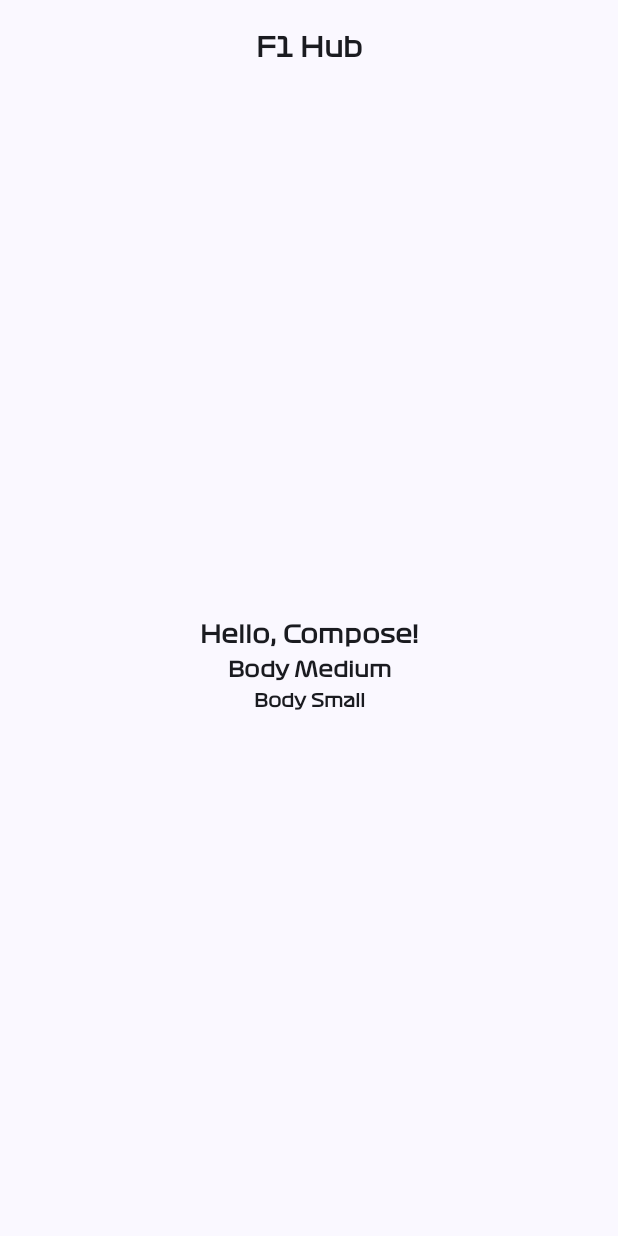
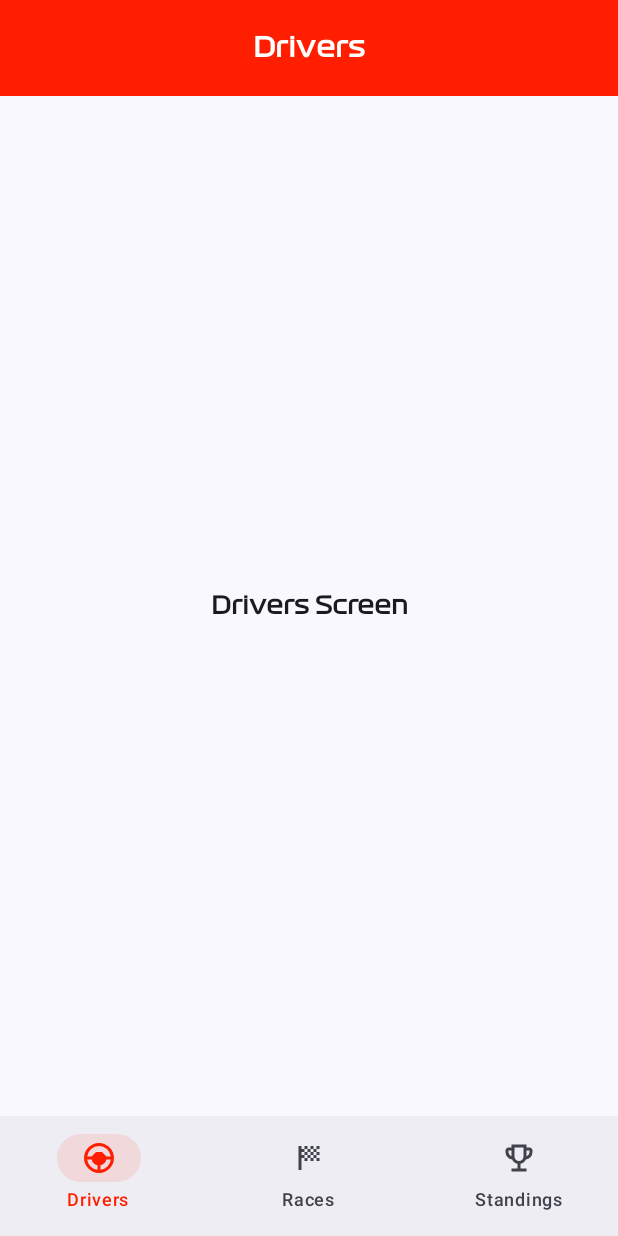
Before and after one commit to marquinhosMorales/f1hub-android, an Android app built with Jetpack Compose: the screen it shows after launch (MainActivity), on a phone screen of 412 x 824 dp. Run offline under Robolectric (Android 15) with nearby library versions, the phone set to English and light mode, and no system bars.

Commit message:
Create NavigationBar

```diff
--- a/app/build.gradle.kts
+++ b/app/build.gradle.kts
@@ -44,6 +44,7 @@ dependencies {
     implementation(libs.androidx.core.ktx)
     implementation(libs.androidx.lifecycle.runtime.ktx)
     implementation(libs.androidx.activity.compose)
+    implementation(libs.androidx.navigation.compose)
     implementation(platform(libs.androidx.compose.bom))
     implementation(libs.androidx.ui)
     implementation(libs.androidx.ui.graphics)
--- /dev/null
+++ b/app/src/main/java/com/marquinhosmorales/f1hub/F1HubApp.kt
@@ -0,0 +1,66 @@
+package com.marquinhosmorales.f1hub
+
+import androidx.compose.foundation.layout.fillMaxSize
+import androidx.compose.foundation.layout.padding
+import androidx.compose.material3.ExperimentalMaterial3Api
+import androidx.compose.material3.Scaffold
+import androidx.compose.runtime.Composable
+import androidx.compose.ui.Modifier
+import androidx.compose.ui.tooling.preview.Preview
+import androidx.navigation.NavHostController
+import androidx.navigation.compose.NavHost
+import androidx.navigation.compose.composable
+import androidx.navigation.compose.rememberNavController
+import com.marquinhosmorales.f1hub.navigation.Screen
+import com.marquinhosmorales.f1hub.ui.components.F1HubBottomNavigation
+import com.marquinhosmorales.f1hub.ui.screens.DriversScreen
+import com.marquinhosmorales.f1hub.ui.screens.RacesScreen
+import com.marquinhosmorales.f1hub.ui.screens.StandingsScreen
+import com.marquinhosmorales.f1hub.ui.theme.F1HubTheme
+
+@OptIn(ExperimentalMaterial3Api::class)
+@Composable
+fun F1HubApp(
+    navController: NavHostController = rememberNavController()
+) {
+    Scaffold(
+        bottomBar = {
+            F1HubBottomNavigation(
+                navController = navController
+            )
+        },
+        modifier = Modifier.fillMaxSize()
+    ) { innerPadding ->
+        NavHost(
+            navController = navController,
+            startDestination = Screen.Drivers.route,
+            modifier = Modifier.padding(innerPadding)
+        ) {
+            composable(Screen.Drivers.route) {
+                DriversScreen()
+            }
+            composable(Screen.Races.route) {
+                RacesScreen()
+            }
+            composable(Screen.Standings.route) {
+                StandingsScreen()
+            }
+        }
+    }
+}
+
+@Preview(showBackground = true)
+@Composable
+fun F1HubPreview() {
+    F1HubTheme {
+        F1HubApp()
+    }
+}
+
+@Preview
+@Composable
+fun F1HubDarkThemePreview() {
+    F1HubTheme(darkTheme = true) {
+        F1HubApp()
+    }
+}
--- a/app/src/main/java/com/marquinhosmorales/f1hub/MainActivity.kt
+++ b/app/src/main/java/com/marquinhosmorales/f1hub/MainActivity.kt
@@ -4,100 +4,17 @@ import android.os.Bundle
 import androidx.activity.ComponentActivity
 import androidx.activity.compose.setContent
 import androidx.activity.enableEdgeToEdge
-import androidx.compose.foundation.layout.Column
-import androidx.compose.foundation.layout.fillMaxSize
-import androidx.compose.foundation.layout.padding
-import androidx.compose.foundation.layout.wrapContentSize
-import androidx.compose.material3.CenterAlignedTopAppBar
-import androidx.compose.material3.ExperimentalMaterial3Api
-import androidx.compose.material3.MaterialTheme
-import androidx.compose.material3.Scaffold
-import androidx.compose.material3.Text
-import androidx.compose.runtime.Composable
-import androidx.compose.ui.Alignment
-import androidx.compose.ui.Modifier
-import androidx.compose.ui.text.style.TextAlign
-import androidx.compose.ui.tooling.preview.Preview
-import androidx.compose.ui.unit.dp
 import com.marquinhosmorales.f1hub.ui.theme.F1HubTheme
+import com.marquinhosmorales.f1hub.ui.theme.accentColor
 
 class MainActivity : ComponentActivity() {
-    @OptIn(ExperimentalMaterial3Api::class)
     override fun onCreate(savedInstanceState: Bundle?) {
         super.onCreate(savedInstanceState)
         enableEdgeToEdge()
         setContent {
-            F1HubTheme {
+            F1HubTheme(statusBarColor = accentColor) {
                 F1HubApp()
             }
         }
     }
 }
-
-@Composable
-fun F1HubApp() {
-    Scaffold(
-        topBar = {
-            F1HubTopBar()
-        },
-        modifier = Modifier.fillMaxSize()
-    ) { innerPadding ->
-        Column(
-            modifier = Modifier
-                .fillMaxSize()
-                .padding(innerPadding)
-                .wrapContentSize(Alignment.Center),
-            horizontalAlignment = Alignment.CenterHorizontally
-        ) {
-            Text(
-                text = "Hello, Compose!",
-                textAlign = TextAlign.Center,
-                style = MaterialTheme.typography.bodyLarge
-            )
-            Text(
-                text = "Body Medium",
-                textAlign = TextAlign.Center,
-                style = MaterialTheme.typography.bodyMedium,
-                modifier = Modifier.padding(top = 8.dp)
-            )
-            Text(
-                text = "Body Small",
-                textAlign = TextAlign.Center,
-                style = MaterialTheme.typography.bodySmall,
-                modifier = Modifier.padding(top = 8.dp)
-            )
-        }
-    }
-}
-
-
-@OptIn(ExperimentalMaterial3Api::class)
-@Composable
-fun F1HubTopBar(modifier: Modifier = Modifier) {
-    CenterAlignedTopAppBar(
-        title = {
-            Text(
-                text = "F1 Hub",
-                textAlign = TextAlign.Center,
-                style = MaterialTheme.typography.titleMedium
-            )
-        },
-        modifier = modifier
-    )
-}
-
-@Preview(showBackground = true)
-@Composable
-fun F1HubPreview() {
-    F1HubTheme {
-        F1HubApp()
-    }
-}
-
-@Preview()
-@Composable
-fun F1hubDarkThemePreview() {
-    F1HubTheme(darkTheme = true) {
-        F1HubApp()
-    }
-}
--- /dev/null
+++ b/app/src/main/java/com/marquinhosmorales/f1hub/navigation/Screen.kt
@@ -0,0 +1,31 @@
+package com.marquinhosmorales.f1hub.navigation
+
+import com.marquinhosmorales.f1hub.R
+
+sealed interface Screen {
+    val route: String
+    val title: String
+    val icon: Int?
+
+    object Drivers : Screen {
+        override val route = "drivers"
+        override val title = "Drivers"
+        override val icon = R.drawable.ic_steering_wheel
+    }
+
+    object Races : Screen {
+        override val route = "races"
+        override val title = "Races"
+        override val icon = R.drawable.ic_race_flag
+    }
+
+    object Standings : Screen {
+        override val route = "standings"
+        override val title = "Standings"
+        override val icon = R.drawable.ic_trophy
+    }
+
+    companion object {
+        val bottomNavScreens = listOf(Drivers, Races, Standings)
+    }
+}
--- /dev/null
+++ b/app/src/main/java/com/marquinhosmorales/f1hub/ui/components/F1HubBottomNavigation.kt
@@ -0,0 +1,89 @@
+package com.marquinhosmorales.f1hub.ui.components
+
+import android.util.Log
+import androidx.compose.material3.Icon
+import androidx.compose.material3.NavigationBar
+import androidx.compose.material3.NavigationBarItem
+import androidx.compose.material3.NavigationBarItemDefaults
+import androidx.compose.material3.Text
+import androidx.compose.runtime.Composable
+import androidx.compose.runtime.getValue
+import androidx.compose.ui.Modifier
+import androidx.compose.ui.res.painterResource
+import androidx.compose.ui.tooling.preview.Preview
+import androidx.navigation.NavHostController
+import androidx.navigation.compose.currentBackStackEntryAsState
+import androidx.navigation.compose.rememberNavController
+import com.marquinhosmorales.f1hub.navigation.Screen
+import com.marquinhosmorales.f1hub.ui.theme.F1HubTheme
+import com.marquinhosmorales.f1hub.ui.theme.accentColor
+
+@Composable
+fun F1HubBottomNavigation(
+    navController: NavHostController,
+    modifier: Modifier = Modifier,
+    currentDestination: String? = null,
+) {
+    val currentRoute by navController.currentBackStackEntryAsState()
+    val currentDestination = currentDestination ?: currentRoute?.destination?.route
+
+    NavigationBar(
+        modifier = modifier
+    ) {
+        Screen.bottomNavScreens.forEach { screen ->
+            NavigationBarItem(
+                icon = {
+                    screen.icon?.let { iconRes ->
+                        Icon(
+                            painter = painterResource(id = iconRes),
+                            contentDescription = screen.title
+                        )
+                    }
+                },
+                label = { Text(screen.title) },
+                selected = currentDestination == screen.route,
+                onClick = {
+                    if (currentDestination != screen.route) {
+                        Log.d("F1HubBottomNavigation", "Navigating to: ${screen.route}")
+                        navController.navigate(screen.route) {
+                            popUpTo(navController.graph.startDestinationId) {
+                                saveState = true
+                            }
+                            launchSingleTop = true
+                            restoreState = true
+                        }
+                    }
+                },
+                colors = NavigationBarItemDefaults.colors(
+                    selectedIconColor = accentColor,
+                    selectedTextColor = accentColor,
+                    indicatorColor = accentColor.copy(alpha = 0.1f)
+                )
+            )
+        }
+    }
+}
+
+@Preview(showBackground = true)
+@Composable
+fun F1HubBottomNavigationPreview() {
+    F1HubTheme {
+        F1HubBottomNavigation(
+            navController = rememberNavController(),
+            modifier = Modifier,
+            currentDestination = Screen.Drivers.route
+        )
+    }
+}
+
+@Preview(showBackground = true)
+@Composable
+fun F1HubBottomNavigationDarkPreview() {
+    F1HubTheme(darkTheme = true) {
+        F1HubBottomNavigation(
+            navController = rememberNavController(),
+            modifier = Modifier,
+            currentDestination = Screen.Drivers.route
+        )
+    }
+}
--- /dev/null
+++ b/app/src/main/java/com/marquinhosmorales/f1hub/ui/components/F1HubTopBar.kt
@@ -0,0 +1,43 @@
+package com.marquinhosmorales.f1hub.ui.components
+
+import androidx.compose.foundation.layout.WindowInsets
+import androidx.compose.material3.CenterAlignedTopAppBar
+import androidx.compose.material3.ExperimentalMaterial3Api
+import androidx.compose.material3.MaterialTheme
+import androidx.compose.material3.Text
+import androidx.compose.material3.TopAppBarDefaults
+import androidx.compose.runtime.Composable
+import androidx.compose.ui.graphics.Color
+import androidx.compose.ui.tooling.preview.Preview
+import com.marquinhosmorales.f1hub.ui.theme.F1HubTheme
+import com.marquinhosmorales.f1hub.ui.theme.accentColor
+
+@OptIn(ExperimentalMaterial3Api::class)
+@Composable
+fun F1HubTopBar(
+    title: String
+) {
+    CenterAlignedTopAppBar(
+        windowInsets = WindowInsets(0, 0, 0, 0),
+        title = {
+            Text(
+                text = title,
+                style = MaterialTheme.typography.titleMedium,
+            )
+        },
+        colors = TopAppBarDefaults.centerAlignedTopAppBarColors(
+            containerColor = accentColor,
+            titleContentColor = Color.White
+        )
+    )
+}
+
+@Preview(showBackground = true)
+@Composable
+fun F1HubTopBarPreview() {
+    F1HubTheme {
+        F1HubTopBar(
+            title = "Title"
+        )
+    }
+}
--- /dev/null
+++ b/app/src/main/java/com/marquinhosmorales/f1hub/ui/screens/DriversScreen.kt
@@ -0,0 +1,60 @@
+package com.marquinhosmorales.f1hub.ui.screens
+
+import androidx.compose.foundation.layout.Column
+import androidx.compose.foundation.layout.WindowInsets
+import androidx.compose.foundation.layout.fillMaxSize
+import androidx.compose.foundation.layout.padding
+import androidx.compose.foundation.layout.systemBars
+import androidx.compose.foundation.layout.wrapContentSize
+import androidx.compose.material3.MaterialTheme
+import androidx.compose.material3.Scaffold
+import androidx.compose.material3.Text
+import androidx.compose.runtime.Composable
+import androidx.compose.ui.Alignment
+import androidx.compose.ui.Modifier
+import androidx.compose.ui.text.style.TextAlign
+import androidx.compose.ui.tooling.preview.Preview
+import com.marquinhosmorales.f1hub.navigation.Screen
+import com.marquinhosmorales.f1hub.ui.components.F1HubTopBar
+import com.marquinhosmorales.f1hub.ui.theme.F1HubTheme
+
+@Composable
+fun DriversScreen() {
+    Scaffold(
+        topBar = {
+            F1HubTopBar(title = Screen.Drivers.title)
+        },
+        modifier = Modifier.fillMaxSize(),
+        contentWindowInsets = WindowInsets.systemBars
+    ) { innerPadding ->
+        Column(
+            modifier = Modifier
+                .fillMaxSize()
+                .padding(innerPadding)
+                .wrapContentSize(Alignment.Center),
+            horizontalAlignment = Alignment.CenterHorizontally
+        ) {
+            Text(
+                text = "Drivers Screen",
+                textAlign = TextAlign.Center,
+                style = MaterialTheme.typography.bodyLarge
+            )
+        }
+    }
+}
+
+@Preview(showBackground = true)
+@Composable
+fun DriversScreenPreview() {
+    F1HubTheme {
+        DriversScreen()
+    }
+}
+
+@Preview
+@Composable
+fun DriversScreenDarkThemePreview() {
+    F1HubTheme(darkTheme = true) {
+        DriversScreen()
+    }
+}
--- a/app/src/main/java/com/marquinhosmorales/f1hub/ui/theme/Theme.kt
+++ b/app/src/main/java/com/marquinhosmorales/f1hub/ui/theme/Theme.kt
@@ -1,14 +1,24 @@
 package com.marquinhosmorales.f1hub.ui.theme
 
+import android.app.Activity
 import android.os.Build
+import androidx.compose.foundation.background
 import androidx.compose.foundation.isSystemInDarkTheme
+import androidx.compose.foundation.layout.Box
+import androidx.compose.foundation.layout.fillMaxSize
+import androidx.compose.foundation.layout.statusBarsPadding
 import androidx.compose.material3.MaterialTheme
 import androidx.compose.material3.darkColorScheme
 import androidx.compose.material3.dynamicDarkColorScheme
 import androidx.compose.material3.dynamicLightColorScheme
 import androidx.compose.material3.lightColorScheme
 import androidx.compose.runtime.Composable
+import androidx.compose.runtime.SideEffect
+import androidx.compose.ui.Modifier
+import androidx.compose.ui.graphics.Color
 import androidx.compose.ui.platform.LocalContext
+import androidx.compose.ui.platform.LocalView
+import androidx.core.view.WindowCompat
 
 private val DarkColorScheme = darkColorScheme(
     primary = primaryDark,
@@ -41,6 +51,7 @@ fun F1HubTheme(
     darkTheme: Boolean = isSystemInDarkTheme(),
     // Dynamic color is available on Android 12+
     dynamicColor: Boolean = true,
+    statusBarColor: Color? = null,
     content: @Composable () -> Unit
 ) {
     val colorScheme = when {
@@ -52,10 +63,31 @@ fun F1HubTheme(
         darkTheme -> DarkColorScheme
         else -> LightColorScheme
     }
+    val view = LocalView.current
+    if (!view.isInEditMode) {
+        SideEffect {
+            val window = (view.context as Activity).window
+            // Set transparent status bar programmatically (deprecated in API level 35)
+            //window.statusBarColor = accentColor.toArgb()
+            // Set light/dark status bar icons
+            WindowCompat.getInsetsController(window, view).isAppearanceLightStatusBars = darkTheme
+        }
+    }
 
     MaterialTheme(
         colorScheme = colorScheme,
         typography = Typography,
-        content = content
+        content =  {
+            statusBarColor?.let { color ->
+                Box(
+                    modifier = Modifier
+                        .fillMaxSize()
+                        .background(color)
+                        .statusBarsPadding()
+                ) {
+                    content()
+                }
+            } ?: content()
+        }
     )
 }
--- /dev/null
+++ b/app/src/main/res/drawable/ic_race_flag.xml
@@ -0,0 +1,5 @@
+<vector xmlns:android="http://schemas.android.com/apk/res/android" android:height="24dp" android:tint="#000000" android:viewportHeight="960" android:viewportWidth="960" android:width="24dp">
+
+    <path android:fillColor="@android:color/white" android:pathData="M360,240L440,240L440,160L360,160L360,240ZM520,240L520,160L600,160L600,240L520,240ZM360,560L360,480L440,480L440,560L360,560ZM680,400L680,320L760,320L760,400L680,400ZM680,560L680,480L760,480L760,560L680,560ZM520,560L520,480L600,480L600,560L520,560ZM680,240L680,160L760,160L760,240L680,240ZM440,320L440,240L520,240L520,320L440,320ZM200,800L200,160L280,160L280,240L360,240L360,320L280,320L280,400L360,400L360,480L280,480L280,800L200,800ZM600,480L600,400L680,400L680,480L600,480ZM440,480L440,400L520,400L520,480L440,480ZM360,400L360,320L440,320L440,400L360,400ZM520,400L520,320L600,320L600,400L520,400ZM600,320L600,240L680,240L680,320L600,320Z"/>
+
+</vector>
--- /dev/null
+++ b/app/src/main/res/drawable/ic_steering_wheel.xml
@@ -0,0 +1,5 @@
+<vector xmlns:android="http://schemas.android.com/apk/res/android" android:height="24dp" android:tint="#000000" android:viewportHeight="960" android:viewportWidth="960" android:width="24dp">
+
+    <path android:fillColor="@android:color/white" android:pathData="M480,880Q397,880 324,848.5Q251,817 197,763Q143,709 111.5,636Q80,563 80,480Q80,397 111.5,324Q143,251 197,197Q251,143 324,111.5Q397,80 480,80Q563,80 636,111.5Q709,143 763,197Q817,251 848.5,324Q880,397 880,480Q880,563 848.5,636Q817,709 763,763Q709,817 636,848.5Q563,880 480,880ZM440,796L440,676Q380,664 338,622Q296,580 284,520L164,520Q176,629 253.5,705Q331,781 440,796ZM520,796Q629,784 706.5,706.5Q784,629 796,520L676,520Q664,580 622,622Q580,664 520,676L520,796ZM164,440L280,440L400,320L560,320L680,440L796,440Q781,319 691,239.5Q601,160 480,160Q359,160 269,239.5Q179,319 164,440Z"/>
+
+</vector>
--- /dev/null
+++ b/app/src/main/res/drawable/ic_trophy.xml
@@ -0,0 +1,5 @@
+<vector xmlns:android="http://schemas.android.com/apk/res/android" android:height="24dp" android:tint="#000000" android:viewportHeight="960" android:viewportWidth="960" android:width="24dp">
+
+    <path android:fillColor="@android:color/white" android:pathData="M280,840L280,760L440,760L440,636Q391,625 352.5,594.5Q314,564 296,518Q221,509 170.5,452.5Q120,396 120,320L120,280Q120,247 143.5,223.5Q167,200 200,200L280,200L280,120L680,120L680,200L760,200Q793,200 816.5,223.5Q840,247 840,280L840,320Q840,396 789.5,452.5Q739,509 664,518Q646,564 607.5,594.5Q569,625 520,636L520,760L680,760L680,840L280,840ZM280,432L280,280L200,280L200,320Q200,358 222,388.5Q244,419 280,432ZM480,560Q530,560 565,525Q600,490 600,440L600,200L360,200L360,440Q360,490 395,525Q430,560 480,560ZM680,432Q716,419 738,388.5Q760,358 760,320L760,280L680,280L680,432ZM480,380Q480,380 480,380Q480,380 480,380L480,380L480,380L480,380Q480,380 480,380Q480,380 480,380Z"/>
+
+</vector>
```
Also changed, not shown: app/src/main/java/com/marquinhosmorales/f1hub/ui/screens/RacesScreen.kt (added, +27 -0 lines), app/src/main/java/com/marquinhosmorales/f1hub/ui/screens/StandingsScreen.kt (added, +27 -0 lines), gradle/libs.versions.toml (+5 -3 lines).
